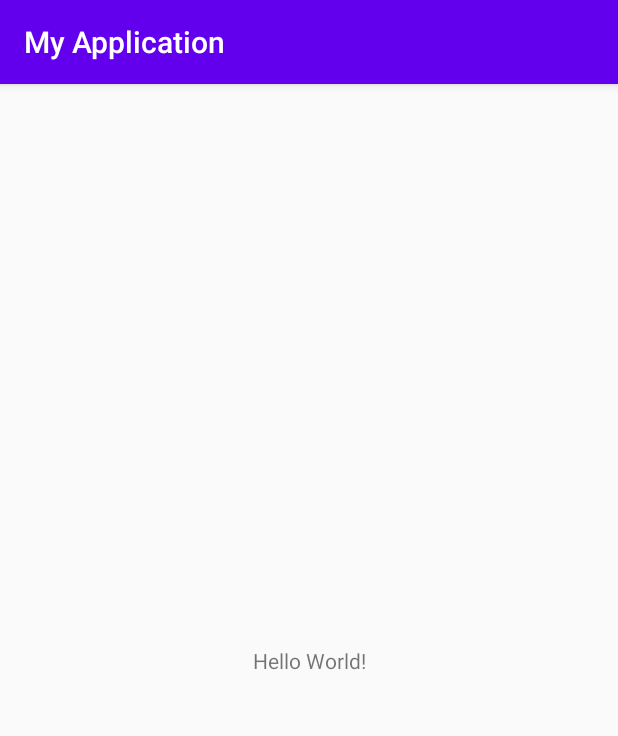
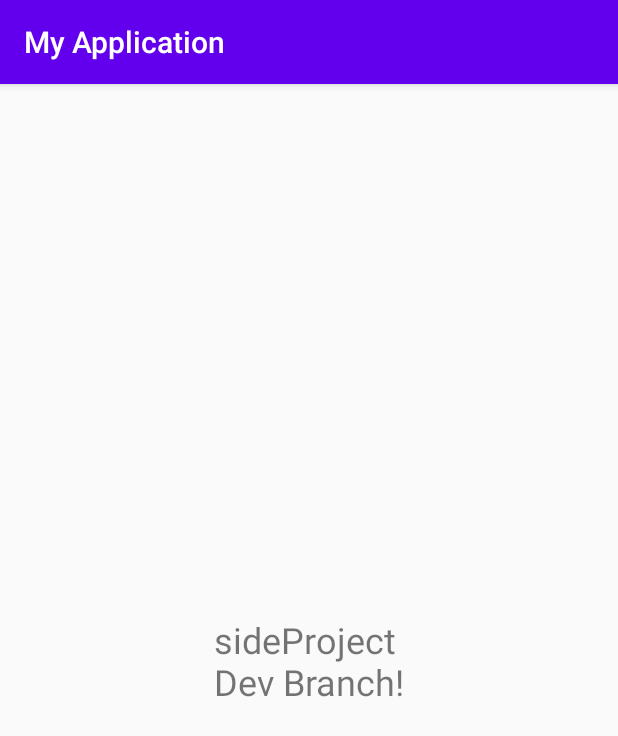
Before and after one commit to ashwon12/dnd-mentee-4th-1-frontend, an Android app: the screen it shows after launch (MainActivity), on a phone screen of 412 x 824 dp. Shown: the top 736 px of the screen. Run offline under Robolectric (Android 15) with nearby library versions, the phone set to English and light mode, and no system bars.

Commit message:
sideProject fisrt Commit!!

```diff
--- a/app/src/main/res/layout/activity_main.xml
+++ b/app/src/main/res/layout/activity_main.xml
@@ -9,7 +9,8 @@
     <TextView
         android:layout_width="wrap_content"
         android:layout_height="wrap_content"
-        android:text="Hello World!"
+        android:text="sideProject \nDev Branch!"
+        android:textSize="24dp"
         app:layout_constraintBottom_toBottomOf="parent"
         app:layout_constraintLeft_toLeftOf="parent"
         app:layout_constraintRight_toRightOf="parent"
```
